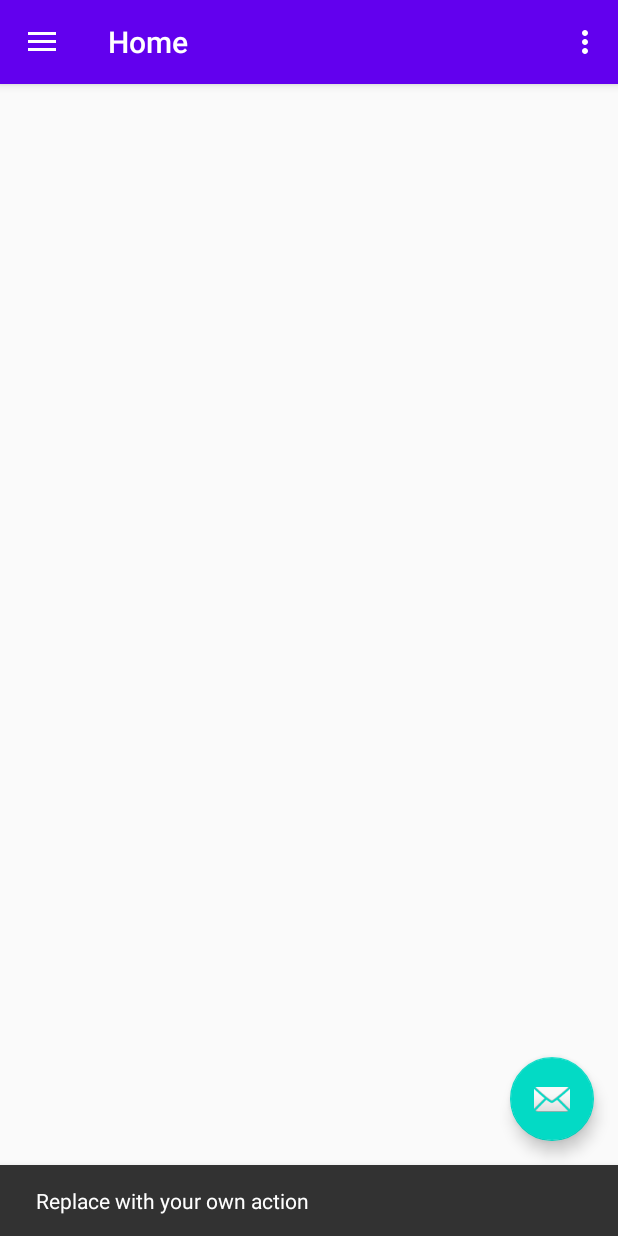
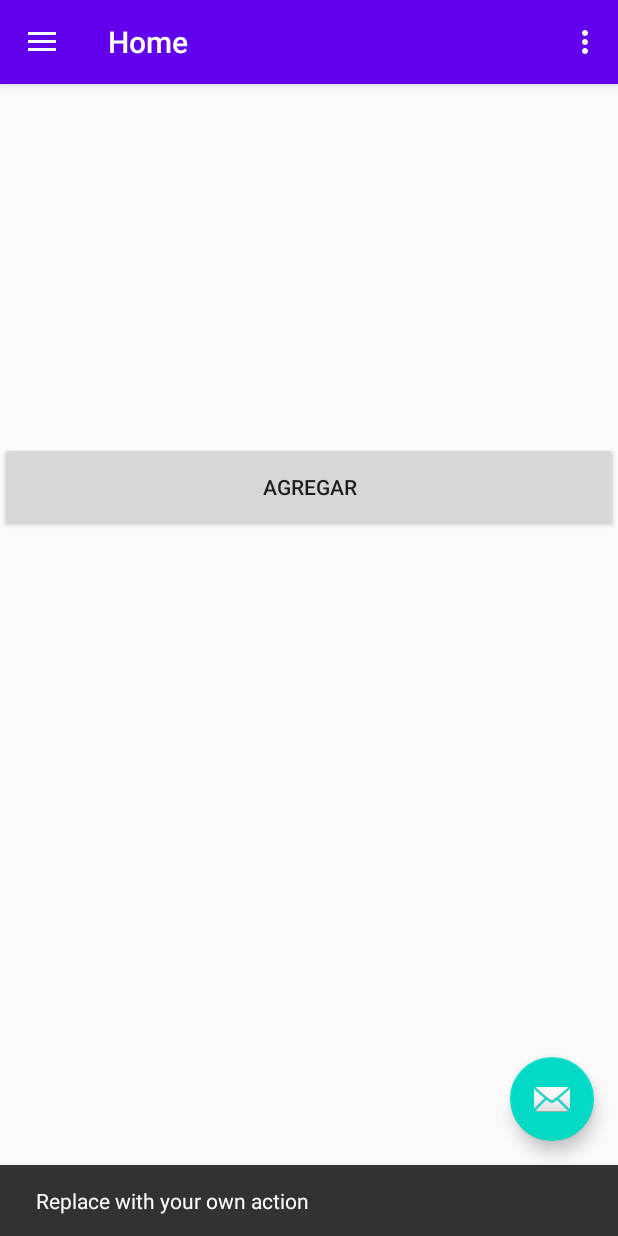
Before and after one commit to kukolin/PanaderiaEdFamilia, an Android app: the screen it shows after launch (MainActivity), after a tap on an icon or button, on a phone screen of 412 x 824 dp. Run offline under Robolectric (Android 15) with nearby library versions, the phone set to English and light mode, and no system bars; our stand-ins replace Firebase (no records; nobody signed in at launch, a user with empty details on screens opened directly), navigation-ui.

Commit message:
Primer commit

```diff
--- a/app/src/main/java/com/anezin/panaderiaedfamilia/ui/home/HomeFragment.java
+++ b/app/src/main/java/com/anezin/panaderiaedfamilia/ui/home/HomeFragment.java
@@ -1,9 +1,14 @@
 package com.anezin.panaderiaedfamilia.ui.home;
 
+import android.app.AlertDialog;
+import android.content.DialogInterface;
 import android.os.Bundle;
+import android.text.InputType;
 import android.view.LayoutInflater;
 import android.view.View;
 import android.view.ViewGroup;
+import android.widget.Button;
+import android.widget.EditText;
 import android.widget.TextView;
 
 import androidx.annotation.NonNull;
@@ -23,8 +28,12 @@ import java.util.ArrayList;
 
 public class HomeFragment extends Fragment {
 
+    private String m_Text = "";
+
     DatabaseReference mRootRef = FirebaseDatabase.getInstance().getReference();
     DatabaseReference mConditionRef = mRootRef.child("Usuarios");
+
+    Button button;
 
     TextView mConditionTextView;
     TextView estadoFioreTw;
@@ -38,7 +47,7 @@ public class HomeFragment extends Fragment {
                              ViewGroup container, Bundle savedInstanceState) {
         homeViewModel =
                 ViewModelProviders.of(this).get(HomeViewModel.class);
-        View root = inflater.inflate(R.layout.fragment_home, container, false);
+        final View root = inflater.inflate(R.layout.fragment_home, container, false);
 
 
         mConditionTextView = root.findViewById(R.id.text_home);
@@ -49,6 +58,7 @@ public class HomeFragment extends Fragment {
 
         refrescarLista();
 
+        button = (Button) root.findViewById(R.id.agregar);
 
         mConditionRef.addValueEventListener(new ValueEventListener() {
 
@@ -77,10 +87,45 @@ public class HomeFragment extends Fragment {
             }
         });
 
+        button.setOnClickListener(new View.OnClickListener() {
+            @Override
+            public void onClick(View v) {
+                AlertDialog.Builder builder = new AlertDialog.Builder(root.getContext());
+                builder.setTitle("A quién desea agregar?");
+
+// Set up the input
+                final EditText input = new EditText(root.getContext());
+// Specify the type of input expected; this, for example, sets the input as a password, and will mask the text
+                input.setInputType(InputType.TYPE_CLASS_TEXT | InputType.TYPE_TEXT_VARIATION_PASSWORD);
+                builder.setView(input);
+
+// Set up the buttons
+                builder.setPositiveButton("OK", new DialogInterface.OnClickListener() {
+                    @Override
+                    public void onClick(DialogInterface dialog, int which) {
+                        m_Text = input.getText().toString();
+                    }
+                });
+                builder.setNegativeButton("Cancelar", new DialogInterface.OnClickListener() {
+                    @Override
+                    public void onClick(DialogInterface dialog, int which) {
+                        dialog.cancel();
+                    }
+                });
+
+                builder.show();
+            }
+        });
+
+
 
         return root;
     }
 
+    private void alerta(){
+
+
+    }
 
     private void refrescarLista(){
         AdapterDatos adapter = new AdapterDatos(listDatos);
--- a/app/src/main/res/layout/fragment_home.xml
+++ b/app/src/main/res/layout/fragment_home.xml
@@ -9,7 +9,7 @@
 
     <TextView
         android:id="@+id/text_home"
-        android:layout_width="match_parent"
+        android:layout_width="195dp"
         android:layout_height="wrap_content"
         android:layout_marginStart="8dp"
         android:layout_marginTop="8dp"
@@ -20,6 +20,14 @@
     <androidx.recyclerview.widget.RecyclerView
         android:id="@+id/recyclerView1"
         android:layout_width="match_parent"
-        android:layout_height="match_parent" />
+        android:layout_height="203dp">
+
+    </androidx.recyclerview.widget.RecyclerView>
+
+    <Button
+        android:id="@+id/agregar"
+        android:layout_width="match_parent"
+        android:layout_height="60dp"
+        android:text="Agregar" />
 
 </LinearLayout>
```
